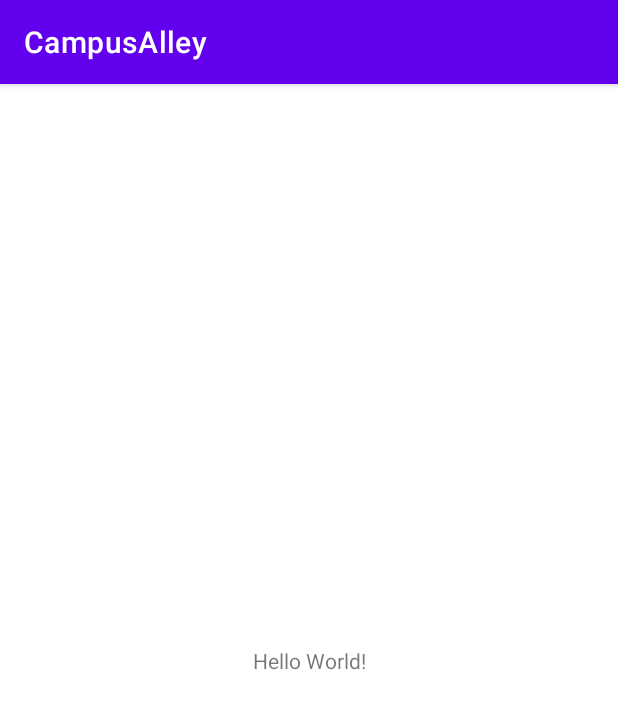
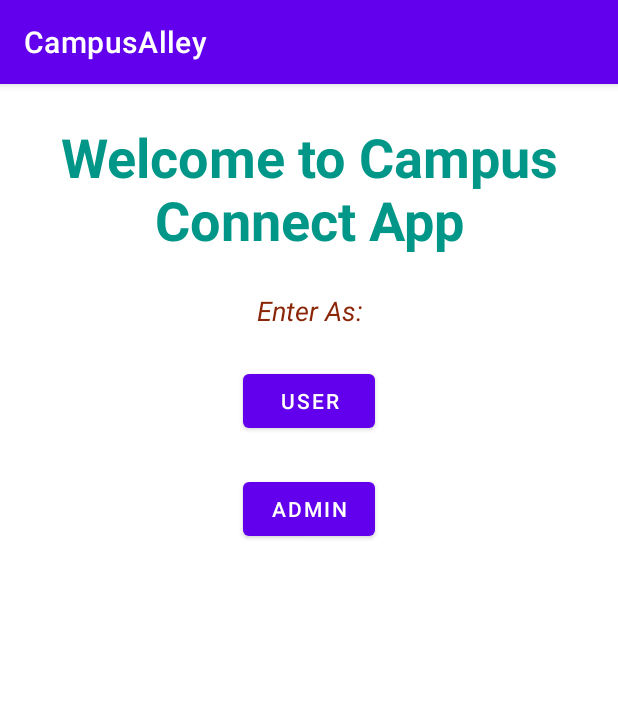
Before and after one commit to kirtij31/CampusAlley, an Android app: the screen it shows after launch (MainActivity), on a phone screen of 412 x 824 dp. Shown: the top 709 px of the screen. Run offline under Robolectric (Android 15) with nearby library versions, the phone set to English and light mode, and no system bars.

Commit message:
initial commit

```diff
--- a/app/build.gradle
+++ b/app/build.gradle
@@ -8,7 +8,7 @@ android {
 
     defaultConfig {
         applicationId "com.example.campusalley"
-        minSdkVersion 16
+        minSdkVersion 23
         targetSdkVersion 31
         versionCode 1
         versionName "1.0"
--- a/app/src/main/java/com/example/campusalley/MainActivity.java
+++ b/app/src/main/java/com/example/campusalley/MainActivity.java
@@ -1,14 +1,35 @@
 package com.example.campusalley;
+
+import android.content.Intent;
+import android.os.Bundle;
+import android.view.View;
+import android.widget.Button;
 
 import androidx.appcompat.app.AppCompatActivity;
 
-import android.os.Bundle;
-
 public class MainActivity extends AppCompatActivity {
+    Button btn_user, btn_admin;
 
     @Override
     protected void onCreate(Bundle savedInstanceState) {
         super.onCreate(savedInstanceState);
         setContentView(R.layout.activity_main);
+        btn_user= findViewById(R.id.btn_user);
+        btn_admin= findViewById(R.id.btn_admin);
+        btn_user.setOnClickListener(new View.OnClickListener() {
+            @Override
+            public void onClick(View v) {
+                Intent it= new Intent(getApplicationContext(),Signin.class);
+                startActivity(it);
+            }
+        });
+        btn_admin.setOnClickListener(new View.OnClickListener() {
+            @Override
+            public void onClick(View v) {
+                Intent it = new Intent(getApplicationContext(),AdminLogin.class);
+                startActivity(it);
+
+            }
+        });
     }
 }
--- a/app/src/main/res/layout/activity_main.xml
+++ b/app/src/main/res/layout/activity_main.xml
@@ -1,6 +1,5 @@
 <?xml version="1.0" encoding="utf-8"?>
-<androidx.constraintlayout.widget.ConstraintLayout
-    xmlns:android="http://schemas.android.com/apk/res/android"
+<androidx.constraintlayout.widget.ConstraintLayout xmlns:android="http://schemas.android.com/apk/res/android"
     xmlns:app="http://schemas.android.com/apk/res-auto"
     xmlns:tools="http://schemas.android.com/tools"
     android:layout_width="match_parent"
@@ -8,12 +7,51 @@
     tools:context=".MainActivity">
 
     <TextView
+        android:id="@+id/tv_title"
         android:layout_width="wrap_content"
         android:layout_height="wrap_content"
-        android:text="Hello World!"
-        app:layout_constraintBottom_toBottomOf="parent"
-        app:layout_constraintLeft_toLeftOf="parent"
-        app:layout_constraintRight_toRightOf="parent"
+        android:layout_marginTop="24dp"
+        android:text="Welcome to Campus Connect App"
+        android:textAlignment="center"
+        android:textAppearance="@style/CardView"
+        android:textColor="#009688"
+        android:textSize="36sp"
+        android:textStyle="bold"
+        app:layout_constraintEnd_toEndOf="parent"
+        app:layout_constraintStart_toStartOf="parent"
         app:layout_constraintTop_toTopOf="parent" />
 
+    <TextView
+        android:id="@+id/tv_subtitle"
+        android:layout_width="wrap_content"
+        android:layout_height="wrap_content"
+        android:layout_marginTop="24dp"
+        android:text="Enter As:"
+        android:textColor="#8A2607"
+        android:textSize="18sp"
+        android:textStyle="italic"
+        app:layout_constraintEnd_toEndOf="parent"
+        app:layout_constraintStart_toStartOf="parent"
+        app:layout_constraintTop_toBottomOf="@+id/tv_title" />
+
+    <Button
+        android:id="@+id/btn_user"
+        android:layout_width="wrap_content"
+        android:layout_height="wrap_content"
+        android:layout_marginTop="24dp"
+        android:text="User"
+        app:layout_constraintEnd_toEndOf="parent"
+        app:layout_constraintStart_toStartOf="parent"
+        app:layout_constraintTop_toBottomOf="@+id/tv_subtitle" />
+
+    <Button
+        android:id="@+id/btn_admin"
+        android:layout_width="wrap_content"
+        android:layout_height="wrap_content"
+        android:layout_marginTop="24dp"
+        android:text="Admin"
+        app:layout_constraintEnd_toEndOf="parent"
+        app:layout_constraintStart_toStartOf="parent"
+        app:layout_constraintTop_toBottomOf="@+id/btn_user" />
+
 </androidx.constraintlayout.widget.ConstraintLayout>
```
Also changed, not shown: app/src/main/AndroidManifest.xml (+29 -0 lines).
